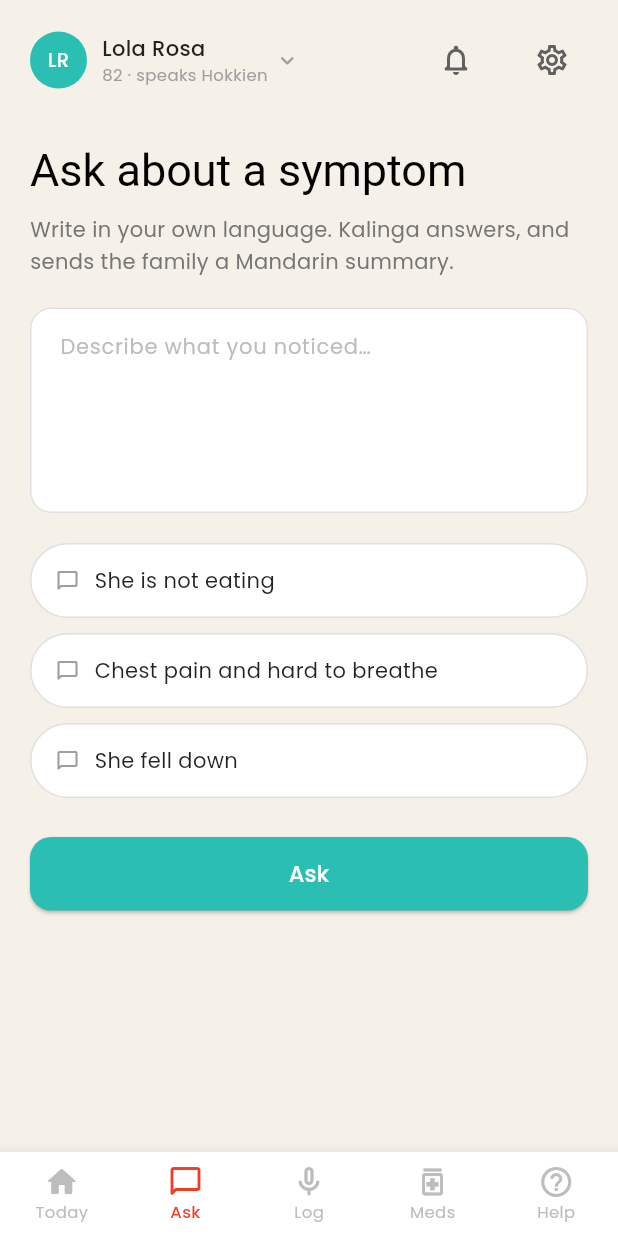
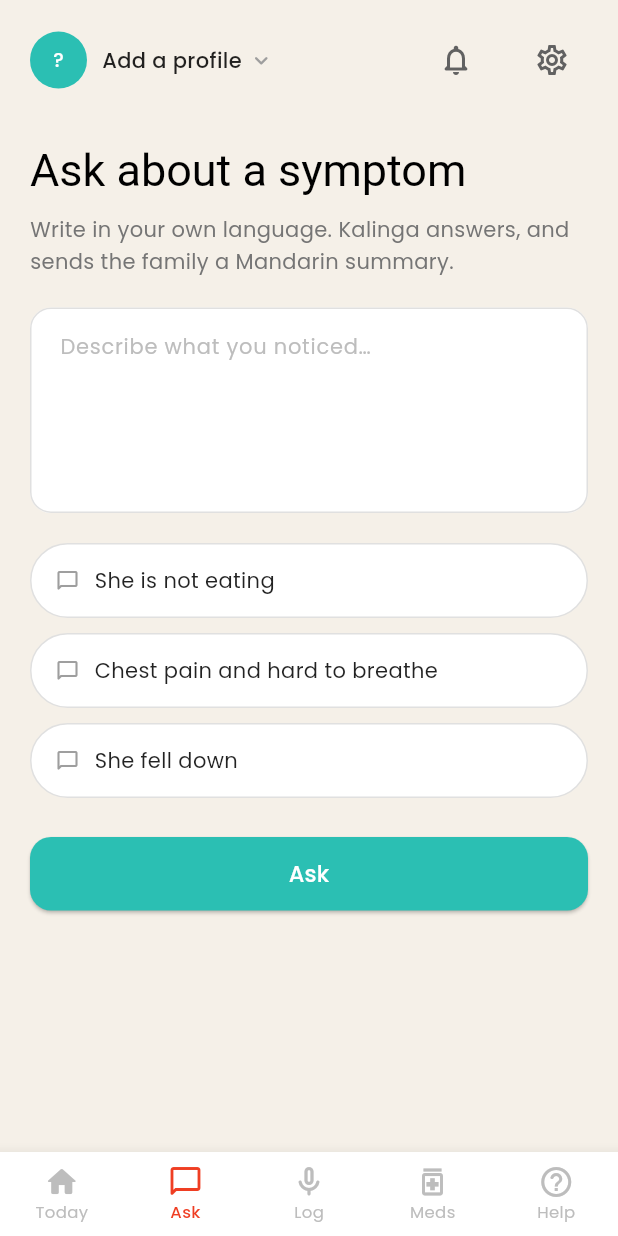
Before and after one commit to dncnl/kalinga, a Flutter app: the AskPage screen opened by its route, on a phone screen of 412 x 824 dp. Run offline on Flutter 3.47's test engine with Material 3 defaults, Android fonts, the phone set to English and light mode, and no system bars; our stand-ins replace cloud_firestore, firebase_auth, firebase_core, go_router, google_fonts, shared_preferences; missing offline and left inert: record; accounts and stored records are empty; generated files the repository leaves out were written again; network calls fail.

Commit message:
fix(mobile): ask_page had a stale hardcoded header, no way to reach detail page
ask_page.dart's header was missed when wiring the other 6 screens to
SelectedProfile - still pointed at the dead /patients/lola-rosa link.

More importantly: nothing in the app actually navigated to
prototype_patient_detail_page.dart at all. Every header now correctly
goes to /profiles (the picker) instead of a hardcoded patient id, but
the picker only selects and pops - it never opened details, so the
edit/delete/invite UI built in the last commit was unreachable from
the running app. Added an info icon on each profile tile in the
picker that opens /patients/:id.

```diff
--- a/apps/mobile/lib/pages/ask_page.dart
+++ b/apps/mobile/lib/pages/ask_page.dart
@@ -1,6 +1,7 @@
 import 'package:flutter/material.dart';
 import 'package:go_router/go_router.dart';
 import '../services/rag_service.dart';
+import '../state/selected_profile.dart';
 import '../theme.dart';
 
 class AskPage extends StatefulWidget {
@@ -160,19 +161,27 @@ class _AskPageState extends State<AskPage> {
   }
 
   Widget _buildHeader(BuildContext context) {
+    final recipient = SelectedProfile.instance.careRecipient;
     return Row(children: [
       GestureDetector(
-        onTap: () => context.push('/patients/lola-rosa'),
+        onTap: () => context.push('/profiles'),
         child: Container(width: 38, height: 38, decoration: const BoxDecoration(color: _teal, shape: BoxShape.circle),
-          child: Center(child: Text('LR', style: AppTextStyles.bodyMedium(fontSize: 13).copyWith(color: Colors.white)))),
+          child: Center(child: Text(recipient?.initials ?? '?', style: AppTextStyles.bodyMedium(fontSize: 13).copyWith(color: Colors.white)))),
       ),
       const SizedBox(width: 10),
       Expanded(child: GestureDetector(
-        onTap: () => context.push('/patients/lola-rosa'),
+        onTap: () => context.push('/profiles'),
         child: Row(children: [
           Column(crossAxisAlignment: CrossAxisAlignment.start, children: [
-            Text('Lola Rosa', style: AppTextStyles.bodyMedium(fontSize: 14).copyWith(color: Colors.black87)),
-            Text('82 · speaks Hokkien', style: AppTextStyles.body(fontSize: 11).copyWith(color: Colors.grey.shade500)),
+            Text(recipient?.displayName ?? 'Add a profile', style: AppTextStyles.bodyMedium(fontSize: 14).copyWith(color: Colors.black87)),
+            if (recipient != null)
+              Text(
+                [
+                  if (recipient.age != null) '${recipient.age}',
+                  if (recipient.preferredLanguages.isNotEmpty) 'speaks ${recipient.preferredLanguages.first}',
+                ].join(' · '),
+                style: AppTextStyles.body(fontSize: 11).copyWith(color: Colors.grey.shade500),
+              ),
           ]),
           const SizedBox(width: 4),
           Icon(Icons.keyboard_arrow_down_rounded, size: 18, color: Colors.grey.shade500),
```
Also changed, not shown: apps/mobile/lib/pages/profile_picker_page.dart (+8 -0 lines).
